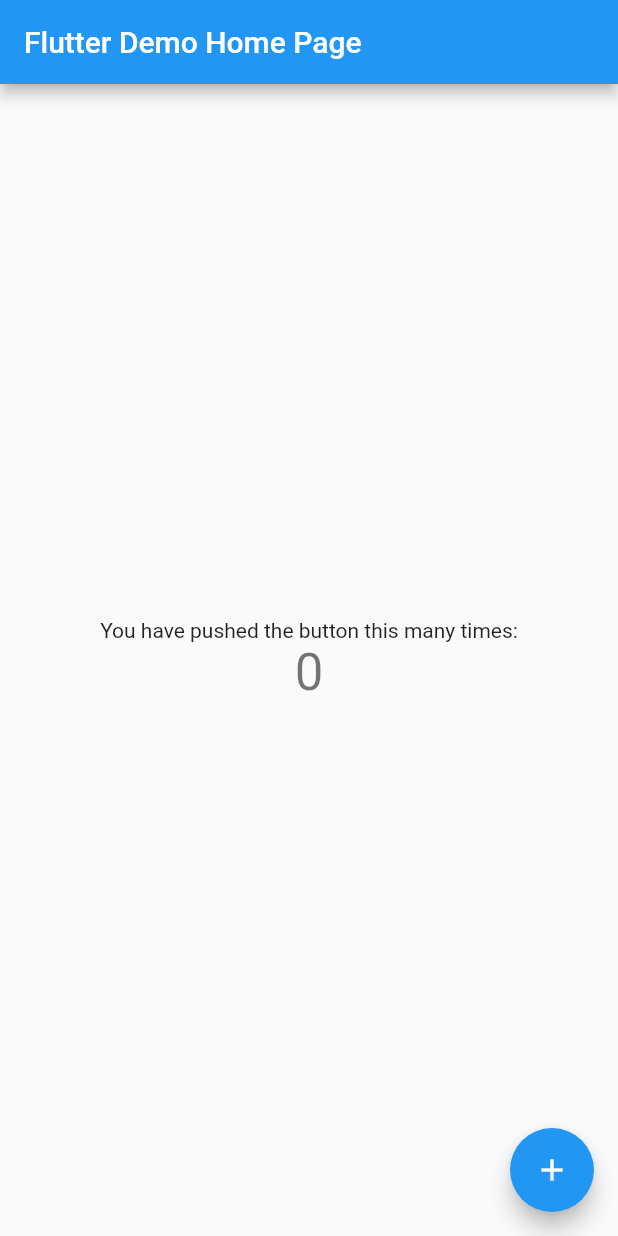
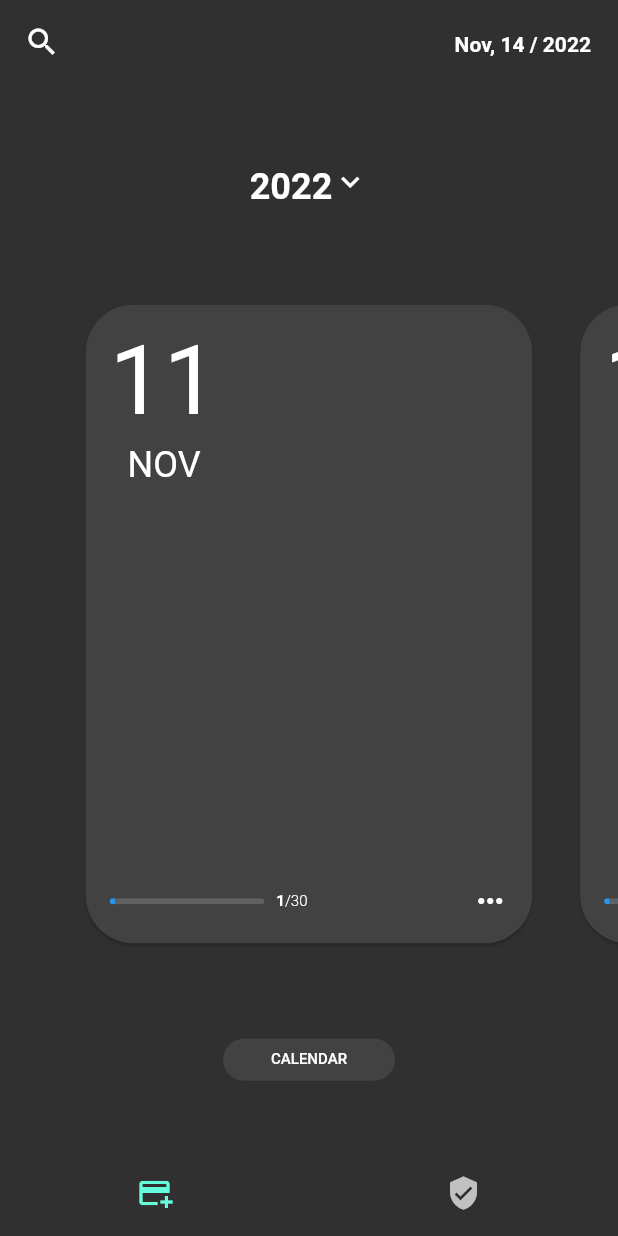
Before and after one commit to freemantg/glum, a Flutter app: the screen it shows after launch, on a phone screen of 412 x 824 dp. Run offline on Flutter 3.47's test engine with Material 2 defaults, Android fonts, the light colour scheme and no system bars; our stand-ins replace auto_route, flutter_hooks.

Commit message:
HomePage UI

```diff
--- a/glum_mood_tracker/lib/main.dart
+++ b/glum_mood_tracker/lib/main.dart
@@ -1,115 +1,201 @@
 import 'package:flutter/material.dart';
+import 'package:flutter_hooks/flutter_hooks.dart';
+import 'package:glum_mood_tracker/shared/extensions.dart';
+
+import 'presentation/routes/app_router.gr.dart';
+import 'styles/styles.dart';
 
 void main() {
-  runApp(const MyApp());
+  runApp(AppWidget());
 }
 
-class MyApp extends StatelessWidget {
-  const MyApp({super.key});
+class AppWidget extends StatelessWidget {
+  AppWidget({super.key});
 
-  // This widget is the root of your application.
+  final appRouter = AppRouter();
+
   @override
   Widget build(BuildContext context) {
-    return MaterialApp(
-      title: 'Flutter Demo',
-      theme: ThemeData(
-        // This is the theme of your application.
-        //
-        // Try running your application with "flutter run". You'll see the
-        // application has a blue toolbar. Then, without quitting the app, try
-        // changing the primarySwatch below to Colors.green and then invoke
-        // "hot reload" (press "r" in the console where you ran "flutter run",
-        // or simply save your changes to "hot reload" in a Flutter IDE).
-        // Notice that the counter didn't reset back to zero; the application
-        // is not restarted.
-        primarySwatch: Colors.blue,
+    return MaterialApp.router(
+      debugShowCheckedModeBanner: false,
+      theme: ThemeData.dark().copyWith(
+        appBarTheme: const AppBarTheme(
+          iconTheme: IconThemeData(),
+          backgroundColor: Colors.transparent,
+          elevation: 0.0,
+        ),
       ),
-      home: const MyHomePage(title: 'Flutter Demo Home Page'),
+      routerDelegate: appRouter.delegate(),
+      routeInformationParser: appRouter.defaultRouteParser(),
     );
   }
 }
 
-class MyHomePage extends StatefulWidget {
-  const MyHomePage({super.key, required this.title});
-
-  // This widget is the home page of your application. It is stateful, meaning
-  // that it has a State object (defined below) that contains fields that affect
-  // how it looks.
-
-  // This class is the configuration for the state. It holds the values (in this
-  // case the title) provided by the parent (in this case the App widget) and
-  // used by the build method of the State. Fields in a Widget subclass are
-  // always marked "final".
-
-  final String title;
-
-  @override
-  State<MyHomePage> createState() => _MyHomePageState();
-}
-
-class _MyHomePageState extends State<MyHomePage> {
-  int _counter = 0;
-
-  void _incrementCounter() {
-    setState(() {
-      // This call to setState tells the Flutter framework that something has
-      // changed in this State, which causes it to rerun the build method below
-      // so that the display can reflect the updated values. If we changed
-      // _counter without calling setState(), then the build method would not be
-      // called again, and so nothing would appear to happen.
-      _counter++;
-    });
-  }
+class HomePage extends StatelessWidget {
+  const HomePage({super.key});
 
   @override
   Widget build(BuildContext context) {
-    // This method is rerun every time setState is called, for instance as done
-    // by the _incrementCounter method above.
-    //
-    // The Flutter framework has been optimized to make rerunning build methods
-    // fast, so that you can just rebuild anything that needs updating rather
-    // than having to individually change instances of widgets.
     return Scaffold(
-      appBar: AppBar(
-        // Here we take the value from the MyHomePage object that was created by
-        // the App.build method, and use it to set our appbar title.
-        title: Text(widget.title),
+      appBar: _buildStyledAppBar(),
+      body: _buildScaffoldBody(context),
+      bottomNavigationBar: BottomNavigationBar(
+        showSelectedLabels: false,
+        showUnselectedLabels: false,
+        items: const [
+          BottomNavigationBarItem(
+            icon: Icon(Icons.add_card),
+            label: 'Cards',
+          ),
+          BottomNavigationBarItem(
+              icon: Icon(Icons.verified_user), label: 'Stats'),
+        ],
       ),
-      body: Center(
-        // Center is a layout widget. It takes a single child and positions it
-        // in the middle of the parent.
-        child: Column(
-          // Column is also a layout widget. It takes a list of children and
-          // arranges them vertically. By default, it sizes itself to fit its
-          // children horizontally, and tries to be as tall as its parent.
-          //
-          // Invoke "debug painting" (press "p" in the console, choose the
-          // "Toggle Debug Paint" action from the Flutter Inspector in Android
-          // Studio, or the "Toggle Debug Paint" command in Visual Studio Code)
-          // to see the wireframe for each widget.
-          //
-          // Column has various properties to control how it sizes itself and
-          // how it positions its children. Here we use mainAxisAlignment to
-          // center the children vertically; the main axis here is the vertical
-          // axis because Columns are vertical (the cross axis would be
-          // horizontal).
-          mainAxisAlignment: MainAxisAlignment.center,
-          children: <Widget>[
-            const Text(
-              'You have pushed the button this many times:',
+    );
+  }
+
+  Widget _buildScaffoldBody(BuildContext context) {
+    return SafeArea(
+      child: Column(
+        children: [
+          const Spacer(),
+          Row(
+            mainAxisSize: MainAxisSize.min,
+            children: [
+              Text('2022', style: $styles.text.h3),
+              const Icon(Icons.keyboard_arrow_down)
+            ],
+          ),
+          const Spacer(),
+          SizedBox(
+            height: MediaQuery.of(context).size.height / 1.8,
+            child: const CardCarousel(),
+          ),
+          const Spacer(),
+          const CalendarToggleButton(),
+          const Spacer(),
+        ],
+      ),
+    );
+  }
+
+  AppBar _buildStyledAppBar() {
+    return AppBar(
+      leading: IconButton(
+        icon: const Icon(Icons.search),
+        onPressed: () {},
+      ),
+      actions: [
+        GestureDetector(
+          child: Padding(
+            padding: const EdgeInsets.only(right: 18.0),
+            child: Center(
+              child: Text(
+                DateTime.now().dateTimeNowInString,
+                style: $styles.text.bodySmallBold,
+              ),
             ),
-            Text(
-              '$_counter',
-              style: Theme.of(context).textTheme.headlineMedium,
-            ),
-          ],
+          ),
+          onTap: () {},
         ),
-      ),
-      floatingActionButton: FloatingActionButton(
-        onPressed: _incrementCounter,
-        tooltip: 'Increment',
-        child: const Icon(Icons.add),
-      ), // This trailing comma makes auto-formatting nicer for build methods.
+      ],
     );
   }
 }
+
+class CardCarousel extends HookWidget {
+  const CardCarousel({
+    super.key,
+  });
+
+  @override
+  Widget build(BuildContext context) {
+    final pageController = usePageController(viewportFraction: 0.8);
+
+    return PageView.builder(
+      controller: pageController,
+      itemBuilder: (_, __) {
+        return Card(
+          margin: EdgeInsets.all($styles.insets.sm),
+          shape: RoundedRectangleBorder(
+            borderRadius: BorderRadius.all(
+              Radius.circular($styles.corners.lg),
+            ),
+          ),
+          child: Padding(
+            padding: EdgeInsets.fromLTRB(
+              $styles.insets.sm,
+              $styles.insets.md,
+              $styles.insets.sm,
+              $styles.insets.sm,
+            ),
+            child: Column(
+              crossAxisAlignment: CrossAxisAlignment.start,
+              children: [
+                Text(
+                  '11',
+                  style: $styles.text.h1,
+                ),
+                Text(
+                  '  NOV',
+                  style: $styles.text.h3.copyWith(fontWeight: FontWeight.w400),
+                ),
+                const Spacer(),
+                Row(
+                  children: [
+                    SizedBox(
+                      width: MediaQuery.of(context).size.width / 4,
+                      child: ClipRRect(
+                        borderRadius: BorderRadius.circular($styles.corners.sm),
+                        child: const LinearProgressIndicator(
+                          value: 1 / 30,
+                        ),
+                      ),
+                    ),
+                    SizedBox(width: $styles.insets.xs),
+                    Text(
+                      '1',
+                      style: $styles.text.caption
+                          .copyWith(fontWeight: FontWeight.bold),
+                    ),
+                    Text(
+                      '/30',
+                      style: $styles.text.caption
+                          .copyWith(fontWeight: FontWeight.w300),
+                    ),
+                    const Spacer(),
+                    const Icon(Icons.more_horiz),
+                  ],
+                ),
+              ],
+            ),
+          ),
+        );
+      },
+    );
+  }
+}
+
+class CalendarToggleButton extends StatelessWidget {
+  const CalendarToggleButton({
+    super.key,
+  });
+
+  @override
+  Widget build(BuildContext context) {
+    return Container(
+      padding: EdgeInsets.symmetric(
+        vertical: $styles.insets.xs,
+        horizontal: $styles.insets.lg,
+      ),
+      decoration: BoxDecoration(
+        color: Theme.of(context).cardColor,
+        borderRadius: BorderRadius.circular($styles.corners.lg),
+      ),
+      child: Text(
+        'CALENDAR',
+        style: $styles.text.caption.copyWith(height: 0),
+      ),
+    );
+  }
+}
--- /dev/null
+++ b/glum_mood_tracker/lib/shared/extensions.dart
@@ -0,0 +1,5 @@
+import 'package:intl/intl.dart';
+
+extension DateTimeX on DateTime {
+  String get dateTimeNowInString => DateFormat("MMM, d / y").format(this);
+}
```
Also changed, not shown: glum_mood_tracker/lib/presentation/routes/app_router.dart (added, +8 -0 lines), glum_mood_tracker/lib/styles/styles.dart (added, +77 -0 lines), glum_mood_tracker/pubspec.yaml (+14 -20 lines), glum_mood_tracker/lib/presentation/routes/app_router.gr.dart (added), glum_mood_tracker/pubspec.lock, 2 other files.
